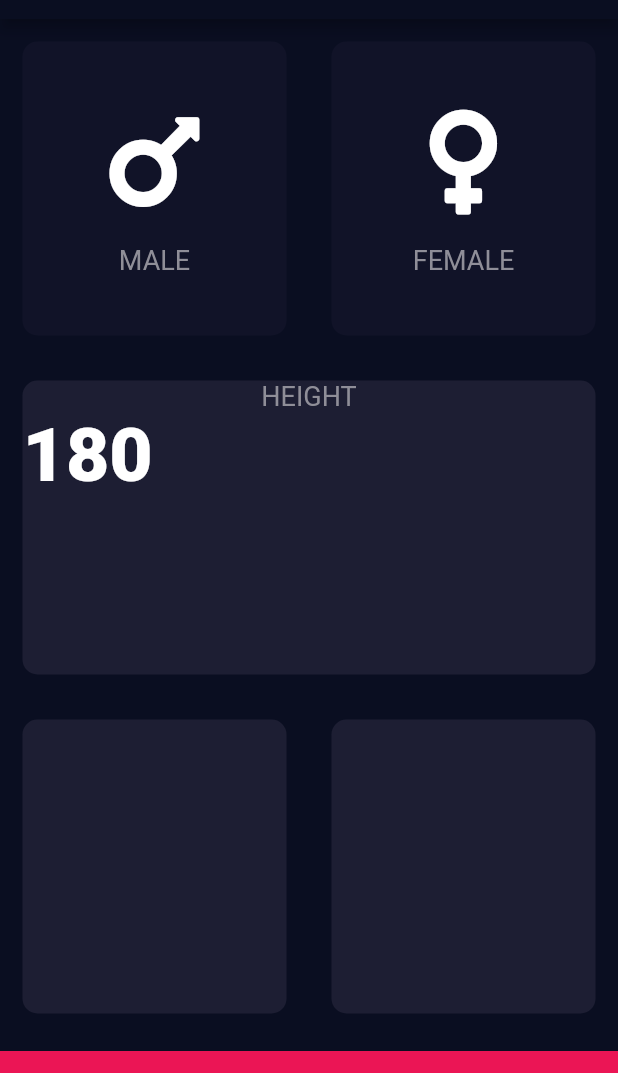
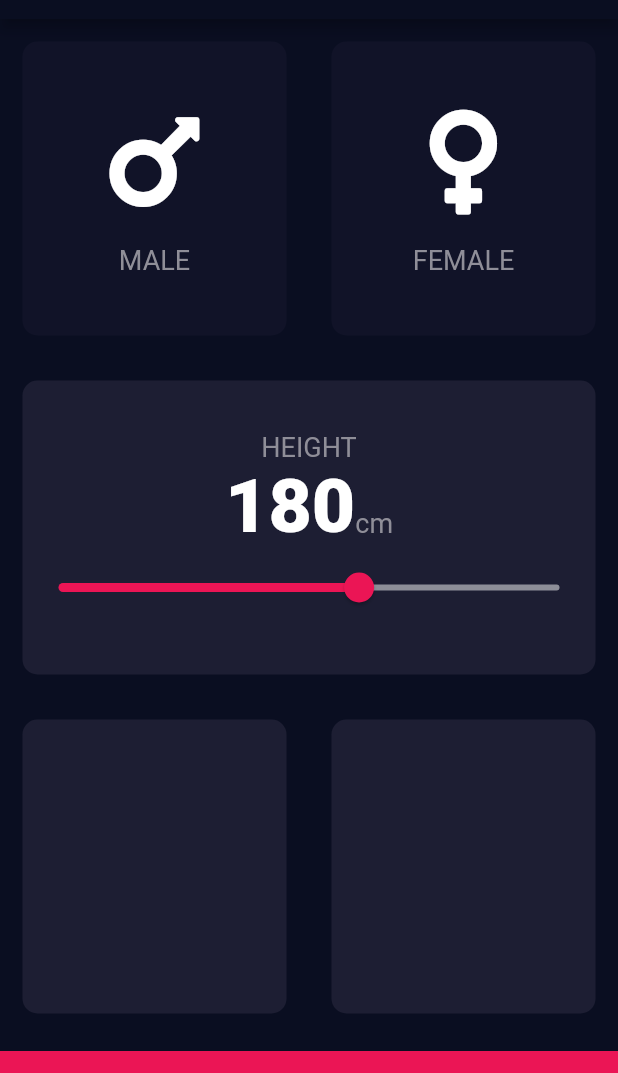
Before and after one commit to shubhamkarande13/bmi-calculator-flutter, a Flutter app: the screen it shows after launch, on a phone screen of 412 x 824 dp, the part 65-1138 px from its top. Run offline on Flutter 3.47's test engine with Material 2 defaults, Android fonts, the phone set to English and light mode, and no system bars; our stand-ins replace font_awesome_flutter.

Commit message:
add slider for height

```diff
--- a/lib/input_page.dart
+++ b/lib/input_page.dart
@@ -17,6 +17,7 @@ class InputPage extends StatefulWidget {
 class _InputPageState extends State<InputPage> {
 
   Gender selectedGender;
+  int height=180;
 
   @override
   Widget build(BuildContext context) {
@@ -47,17 +48,29 @@ class _InputPageState extends State<InputPage> {
           Expanded(
             child: ReuseableCard(colour: kActiveCardColor,
             cardChild: Column(
+              mainAxisAlignment: MainAxisAlignment.center,
               children: <Widget>[
                 Text('HEIGHT',style: kLabelTextStyle,),
                 Row(
+                  mainAxisAlignment: MainAxisAlignment.center,
+                  crossAxisAlignment: CrossAxisAlignment.baseline,
+                  textBaseline: TextBaseline.alphabetic ,
                   children: <Widget>[
-                    Text('180', style: TextStyle(
-                      fontSize: 50.0,
-                      fontWeight: FontWeight.w900,
-                    ),
-                    )
+                    Text(height.toString(), style: kNumberTextStyle),
+                    Text('cm',style: kLabelTextStyle,),
                   ],
-                )
+                ),
+                Slider(value: height.toDouble(),
+                  min: 120.0, max: 220.0,
+                  activeColor: Color(0xFFEB1555),
+                  inactiveColor: Color(0xff8D8E98),
+                  onChanged: (double newValue) {
+                  setState(() {
+                    height = newValue.round();
+                  });
+                  print(newValue);
+                  },
+                ),
               ],
             ),
             ),),
```
